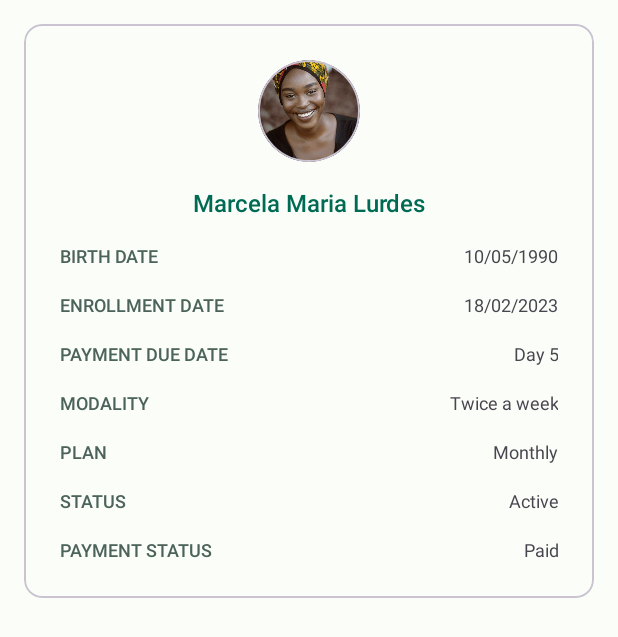
After one commit to mateusvagner/CoreApp, an Android app: the layout fragment_student_detail.xml on its own in the app's theme, with its tools: preview values and no code run, on a phone screen of 412 x 824 dp. The commit adds this screen. Shown: the top 637 px of the screen. Run offline under Robolectric (Android 15) with nearby library versions, the phone set to English and light mode, and no system bars.

Commit message:
feat: create student detail screen

```diff
--- a/app/src/main/java/com/pw3/coreapp/ui/students/allStudents/StudentsFragment.kt
+++ b/app/src/main/java/com/pw3/coreapp/ui/students/allStudents/StudentsFragment.kt
@@ -98,7 +98,7 @@ class StudentsFragment : Fragment() {
 
     private fun navigateToStudentDetailScreen(student: Student) {
         findNavController().navigate(
-            StudentsFragmentDirections.actionStudentsToEditStudentFragment(student)
+            StudentsFragmentDirections.actionStudentsToStudentDetailFragment(student)
         )
     }
 }
--- /dev/null
+++ b/app/src/main/java/com/pw3/coreapp/ui/students/studentDetail/StudentDetailFragment.kt
@@ -0,0 +1,95 @@
+package com.pw3.coreapp.ui.students.studentDetail
+
+import android.os.Bundle
+import android.view.LayoutInflater
+import android.view.Menu
+import android.view.MenuInflater
+import android.view.MenuItem
+import android.view.View
+import android.view.ViewGroup
+import androidx.core.view.MenuProvider
+import androidx.fragment.app.Fragment
+import androidx.fragment.app.viewModels
+import androidx.lifecycle.Lifecycle
+import androidx.navigation.fragment.findNavController
+import androidx.navigation.fragment.navArgs
+import com.pw3.CoreApp.R
+import com.pw3.CoreApp.databinding.FragmentStudentDetailBinding
+import com.pw3.coreapp.ui.util.showDialog
+
+class StudentDetailFragment : Fragment() {
+
+    private var _binding: FragmentStudentDetailBinding? = null
+    private val binding get() = _binding!!
+
+    private val viewModel: StudentDetailViewModel by viewModels()
+
+    private val args: StudentDetailFragmentArgs by navArgs()
+
+    override fun onCreateView(
+        inflater: LayoutInflater, container: ViewGroup?, savedInstanceState: Bundle?
+    ): View {
+        _binding = FragmentStudentDetailBinding.inflate(inflater, container, false)
+        return binding.root
+    }
+
+    override fun onViewCreated(view: View, savedInstanceState: Bundle?) {
+        super.onViewCreated(view, savedInstanceState)
+
+        setupMenu()
+        setupViews()
+    }
+
+    private fun setupMenu() {
+        requireActivity().addMenuProvider(object : MenuProvider {
+            override fun onCreateMenu(menu: Menu, menuInflater: MenuInflater) {
+                menuInflater.inflate(R.menu.student_detail_menu, menu)
+            }
+
+            override fun onMenuItemSelected(menuItem: MenuItem): Boolean {
+                return when (menuItem.itemId) {
+                    R.id.update_student -> {
+                        findNavController().navigate(
+                            StudentDetailFragmentDirections.actionStudentDetailFragmentToEditStudentFragment(
+                                args.student
+                            )
+                        )
+                        return true
+                    }
+
+                    R.id.delete_student -> {
+                        showDialog(
+                            requireContext(),
+                            R.string.delete_student_alert_title,
+                            R.string.delete_student_alert_message,
+                            R.string.delete,
+                            ::deleteStudent
+                        )
+
+                        return true
+                    }
+
+                    else -> false
+                }
+            }
+
+        }, viewLifecycleOwner, Lifecycle.State.RESUMED)
+    }
+
+    private fun deleteStudent() {
+        viewModel.deleteStudent(args.student)
+    }
+
+    private fun setupViews() {
+        val student = args.student
+        binding.textStudentName.text = student.name
+        binding.textBirthday.text = student.birthDate
+        binding.textEnrollmentDate.text = student.enrollmentDate
+        binding.textPaymentDueDate.text =
+            getString(R.string.student_payment_due_day, student.paymentDueDate.orEmpty())
+        binding.textModality.text = student.modality
+        binding.textPlan.text = student.plan
+        binding.textStatus.text = student.status
+        binding.textPaymentStatus.text = student.paymentStatus
+    }
+}
--- /dev/null
+++ b/app/src/main/java/com/pw3/coreapp/ui/students/studentDetail/StudentDetailViewModel.kt
@@ -0,0 +1,17 @@
+package com.pw3.coreapp.ui.students.studentDetail
+
+import androidx.lifecycle.LiveData
+import androidx.lifecycle.MutableLiveData
+import androidx.lifecycle.ViewModel
+import com.pw3.coreapp.model.Student
+import com.pw3.coreapp.ui.util.SingleLiveEventLiveData
+
+class StudentDetailViewModel: ViewModel() {
+
+    private val _isDeleteStudentSucceeded: MutableLiveData<Boolean> = SingleLiveEventLiveData()
+    val isDeleteStudentSucceeded: LiveData<Boolean> = _isDeleteStudentSucceeded
+
+    fun deleteStudent(student: Student) {
+
+    }
+}
--- /dev/null
+++ b/app/src/main/res/layout/fragment_student_detail.xml
@@ -0,0 +1,339 @@
+<?xml version="1.0" encoding="utf-8"?>
+<ScrollView xmlns:android="http://schemas.android.com/apk/res/android"
+    xmlns:app="http://schemas.android.com/apk/res-auto"
+    xmlns:tools="http://schemas.android.com/tools"
+    android:layout_width="match_parent"
+    android:layout_height="match_parent">
+
+    <com.google.android.material.card.MaterialCardView
+        android:layout_width="match_parent"
+        android:layout_height="wrap_content"
+        android:layout_margin="@dimen/spacing_base">
+
+        <androidx.constraintlayout.widget.ConstraintLayout
+            android:layout_width="match_parent"
+            android:layout_height="wrap_content"
+            android:padding="@dimen/spacing_m">
+
+            <com.google.android.material.card.MaterialCardView
+                android:id="@+id/card_image_student"
+                android:layout_width="68dp"
+                android:layout_height="68dp"
+                app:cardCornerRadius="34dp"
+                app:layout_constraintEnd_toEndOf="parent"
+                app:layout_constraintStart_toStartOf="parent"
+                app:layout_constraintTop_toTopOf="parent">
+
+                <ImageView
+                    android:id="@+id/image_student"
+                    android:layout_width="68dp"
+                    android:layout_height="68dp"
+                    android:background="@drawable/background_circle_image"
+                    android:clipToOutline="true"
+                    android:contentDescription="@string/person_image"
+                    android:scaleType="centerCrop"
+                    android:src="@drawable/random_person_1"
+                    app:layout_constraintEnd_toEndOf="parent"
+                    app:layout_constraintStart_toStartOf="parent"
+                    app:layout_constraintTop_toTopOf="parent"
+                    tools:targetApi="s" />
+            </com.google.android.material.card.MaterialCardView>
+
+            <TextView
+                android:id="@+id/text_student_name"
+                style="@style/TextAppearance.AppCompat.Title"
+                android:layout_width="match_parent"
+                android:layout_height="wrap_content"
+                android:layout_marginTop="@dimen/spacing_base"
+                android:textAlignment="center"
+                android:textColor="@color/light_primary"
+                android:textSize="16sp"
+                app:layout_constraintTop_toBottomOf="@id/card_image_student"
+                tools:text="Marcela Maria Lurdes" />
+
+            <androidx.constraintlayout.widget.ConstraintLayout
+                android:id="@+id/layout_birthday"
+                android:layout_width="match_parent"
+                android:layout_height="wrap_content"
+                android:layout_marginTop="@dimen/spacing_base"
+                app:layout_constraintTop_toBottomOf="@id/text_student_name">
+
+                <TextView
+                    android:id="@+id/label_birthday"
+                    style="@style/TextAppearance.AppCompat.Title"
+                    android:layout_width="0dp"
+                    android:layout_height="wrap_content"
+                    android:layout_marginEnd="@dimen/spacing_base"
+                    android:ellipsize="end"
+                    android:gravity="start"
+                    android:maxLines="1"
+                    android:text="@string/student_birth_date_label"
+                    android:textAllCaps="true"
+                    android:textColor="@color/light_secondary"
+                    android:textSize="12sp"
+                    app:layout_constraintEnd_toStartOf="@id/text_birthday"
+                    app:layout_constraintStart_toStartOf="parent"
+                    app:layout_constraintTop_toBottomOf="parent"
+                    app:layout_constraintTop_toTopOf="parent" />
+
+                <TextView
+                    android:id="@+id/text_birthday"
+                    android:layout_width="wrap_content"
+                    android:layout_height="wrap_content"
+                    android:gravity="end"
+                    android:text="@string/student_birth_date_label"
+                    android:textSize="12sp"
+                    app:layout_constraintEnd_toEndOf="parent"
+                    app:layout_constraintStart_toEndOf="@id/label_birthday"
+                    app:layout_constraintTop_toBottomOf="parent"
+                    app:layout_constraintTop_toTopOf="parent"
+                    tools:text="10/05/1990" />
+
+            </androidx.constraintlayout.widget.ConstraintLayout>
+
+            <androidx.constraintlayout.widget.ConstraintLayout
+                android:id="@+id/layout_enrollment_date"
+                android:layout_width="match_parent"
+                android:layout_height="wrap_content"
+                android:layout_marginTop="@dimen/spacing_base"
+                app:layout_constraintTop_toBottomOf="@id/layout_birthday">
+
+                <TextView
+                    android:id="@+id/label_enrollment_date"
+                    style="@style/TextAppearance.AppCompat.Title"
+                    android:layout_width="0dp"
+                    android:layout_height="wrap_content"
+                    android:layout_marginEnd="@dimen/spacing_base"
+                    android:ellipsize="end"
+                    android:gravity="start"
+                    android:maxLines="1"
+                    android:text="@string/student_enrollment_date_label"
+                    android:textAllCaps="true"
+                    android:textColor="@color/light_secondary"
+                    android:textSize="12sp"
+                    app:layout_constraintEnd_toStartOf="@id/text_enrollment_date"
+                    app:layout_constraintStart_toStartOf="parent"
+                    app:layout_constraintTop_toBottomOf="parent"
+                    app:layout_constraintTop_toTopOf="parent" />
+
+                <TextView
+                    android:id="@+id/text_enrollment_date"
+                    android:layout_width="wrap_content"
+                    android:layout_height="wrap_content"
+                    android:gravity="end"
+                    android:text="@string/student_birth_date_label"
+                    android:textSize="12sp"
+                    app:layout_constraintEnd_toEndOf="parent"
+                    app:layout_constraintStart_toEndOf="@id/label_enrollment_date"
+                    app:layout_constraintTop_toBottomOf="parent"
+                    app:layout_constraintTop_toTopOf="parent"
+                    tools:text="18/02/2023" />
+
+            </androidx.constraintlayout.widget.ConstraintLayout>
+
+            <androidx.constraintlayout.widget.ConstraintLayout
+                android:id="@+id/layout_payment_due_date"
+                android:layout_width="match_parent"
+                android:layout_height="wrap_content"
+                android:layout_marginTop="@dimen/spacing_base"
+                app:layout_constraintTop_toBottomOf="@id/layout_enrollment_date">
+
+                <TextView
+                    android:id="@+id/label_payment_due_date"
+                    style="@style/TextAppearance.AppCompat.Title"
+                    android:layout_width="0dp"
+                    android:layout_height="wrap_content"
+                    android:layout_marginEnd="@dimen/spacing_base"
+                    android:ellipsize="end"
+                    android:gravity="start"
+                    android:maxLines="1"
+                    android:text="@string/student_payment_due_date_label"
+                    android:textAllCaps="true"
+                    android:textColor="@color/light_secondary"
+                    android:textSize="12sp"
+                    app:layout_constraintEnd_toStartOf="@id/text_payment_due_date"
+                    app:layout_constraintStart_toStartOf="parent"
+                    app:layout_constraintTop_toBottomOf="parent"
+                    app:layout_constraintTop_toTopOf="parent" />
+
+                <TextView
+                    android:id="@+id/text_payment_due_date"
+                    android:layout_width="wrap_content"
+                    android:layout_height="wrap_content"
+                    android:gravity="end"
+                    android:text="@string/student_birth_date_label"
+                    android:textSize="12sp"
+                    app:layout_constraintEnd_toEndOf="parent"
+                    app:layout_constraintStart_toEndOf="@id/label_payment_due_date"
+                    app:layout_constraintTop_toBottomOf="parent"
+                    app:layout_constraintTop_toTopOf="parent"
+                    tools:text="Day 5" />
+
+            </androidx.constraintlayout.widget.ConstraintLayout>
+
+            <androidx.constraintlayout.widget.ConstraintLayout
+                android:id="@+id/layout_modality"
+                android:layout_width="match_parent"
+                android:layout_height="wrap_content"
+                android:layout_marginTop="@dimen/spacing_base"
+                app:layout_constraintTop_toBottomOf="@id/layout_payment_due_date">
+
+                <TextView
+                    android:id="@+id/label_modality"
+                    style="@style/TextAppearance.AppCompat.Title"
+                    android:layout_width="0dp"
+                    android:layout_height="wrap_content"
+                    android:layout_marginEnd="@dimen/spacing_base"
+                    android:ellipsize="end"
+                    android:gravity="start"
+                    android:maxLines="1"
+                    android:text="@string/student_modality_label"
+                    android:textAllCaps="true"
+                    android:textColor="@color/light_secondary"
+                    android:textSize="12sp"
+                    app:layout_constraintEnd_toStartOf="@id/text_modality"
+                    app:layout_constraintStart_toStartOf="parent"
+                    app:layout_constraintTop_toBottomOf="parent"
+                    app:layout_constraintTop_toTopOf="parent" />
+
+                <TextView
+                    android:id="@+id/text_modality"
+                    android:layout_width="wrap_content"
+                    android:layout_height="wrap_content"
+                    android:gravity="end"
+                    android:text="@string/student_birth_date_label"
+                    android:textSize="12sp"
+                    app:layout_constraintEnd_toEndOf="parent"
+                    app:layout_constraintStart_toEndOf="@id/label_modality"
+                    app:layout_constraintTop_toBottomOf="parent"
+                    app:layout_constraintTop_toTopOf="parent"
+                    tools:text="Twice a week" />
+
+            </androidx.constraintlayout.widget.ConstraintLayout>
+
+            <androidx.constraintlayout.widget.ConstraintLayout
+                android:id="@+id/layout_plan"
+                android:layout_width="match_parent"
+                android:layout_height="wrap_content"
+                android:layout_marginTop="@dimen/spacing_base"
+                app:layout_constraintTop_toBottomOf="@id/layout_modality">
+
+                <TextView
+                    android:id="@+id/label_plan"
+                    style="@style/TextAppearance.AppCompat.Title"
+                    android:layout_width="0dp"
+                    android:layout_height="wrap_content"
+                    android:layout_marginEnd="@dimen/spacing_base"
+                    android:ellipsize="end"
+                    android:gravity="start"
+                    android:maxLines="1"
+                    android:text="@string/student_plan_label"
+                    android:textAllCaps="true"
+                    android:textColor="@color/light_secondary"
+                    android:textSize="12sp"
+                    app:layout_constraintEnd_toStartOf="@id/text_plan"
+                    app:layout_constraintStart_toStartOf="parent"
+                    app:layout_constraintTop_toBottomOf="parent"
+                    app:layout_constraintTop_toTopOf="parent" />
+
+                <TextView
+                    android:id="@+id/text_plan"
+                    android:layout_width="wrap_content"
+                    android:layout_height="wrap_content"
+                    android:gravity="end"
+                    android:text="@string/student_birth_date_label"
+                    android:textSize="12sp"
+                    app:layout_constraintEnd_toEndOf="parent"
+                    app:layout_constraintStart_toEndOf="@id/label_plan"
+                    app:layout_constraintTop_toBottomOf="parent"
+                    app:layout_constraintTop_toTopOf="parent"
+                    tools:text="Monthly" />
+
+            </androidx.constraintlayout.widget.ConstraintLayout>
+
+            <androidx.constraintlayout.widget.ConstraintLayout
+                android:id="@+id/layout_status"
+                android:layout_width="match_parent"
+                android:layout_height="wrap_content"
+                android:layout_marginTop="@dimen/spacing_base"
+                app:layout_constraintTop_toBottomOf="@id/layout_plan">
+
+                <TextView
+                    android:id="@+id/label_status"
+                    style="@style/TextAppearance.AppCompat.Title"
+                    android:layout_width="0dp"
+                    android:layout_height="wrap_content"
+                    android:layout_marginEnd="@dimen/spacing_base"
+                    android:ellipsize="end"
+                    android:gravity="start"
+                    android:maxLines="1"
+                    android:text="@string/student_status_label"
+                    android:textAllCaps="true"
+                    android:textColor="@color/light_secondary"
+                    android:textSize="12sp"
+                    app:layout_constraintEnd_toStartOf="@id/text_status"
+                    app:layout_constraintStart_toStartOf="parent"
+                    app:layout_constraintTop_toBottomOf="parent"
+                    app:layout_constraintTop_toTopOf="parent" />
+
+                <TextView
+                    android:id="@+id/text_status"
+                    android:layout_width="wrap_content"
+                    android:layout_height="wrap_content"
+                    android:gravity="end"
+                    android:text="@string/student_birth_date_label"
+                    android:textSize="12sp"
+                    app:layout_constraintEnd_toEndOf="parent"
+                    app:layout_constraintStart_toEndOf="@id/label_status"
+                    app:layout_constraintTop_toBottomOf="parent"
+                    app:layout_constraintTop_toTopOf="parent"
+                    tools:text="Active" />
+
+            </androidx.constraintlayout.widget.ConstraintLayout>
+
+            <androidx.constraintlayout.widget.ConstraintLayout
+                android:id="@+id/layout_payment_status"
+                android:layout_width="match_parent"
+                android:layout_height="wrap_content"
+                android:layout_marginTop="@dimen/spacing_base"
+                app:layout_constraintTop_toBottomOf="@id/layout_status">
+
+                <TextView
+                    android:id="@+id/label_payment_status"
+                    style="@style/TextAppearance.AppCompat.Title"
+                    android:layout_width="0dp"
+                    android:layout_height="wrap_content"
+                    android:layout_marginEnd="@dimen/spacing_base"
+                    android:ellipsize="end"
+                    android:gravity="start"
+                    android:maxLines="1"
+                    android:text="@string/student_payment_status_label"
+                    android:textAllCaps="true"
+                    android:textColor="@color/light_secondary"
+                    android:textSize="12sp"
+                    app:layout_constraintEnd_toStartOf="@id/text_payment_status"
+                    app:layout_constraintStart_toStartOf="parent"
+                    app:layout_constraintTop_toBottomOf="parent"
+                    app:layout_constraintTop_toTopOf="parent" />
+
+                <TextView
+                    android:id="@+id/text_payment_status"
+                    android:layout_width="wrap_content"
+                    android:layout_height="wrap_content"
+                    android:gravity="end"
+                    android:text="@string/student_birth_date_label"
+                    android:textSize="12sp"
+                    app:layout_constraintEnd_toEndOf="parent"
+                    app:layout_constraintStart_toEndOf="@id/label_payment_status"
+                    app:layout_constraintTop_toBottomOf="parent"
+                    app:layout_constraintTop_toTopOf="parent"
+                    tools:text="Paid" />
+
+            </androidx.constraintlayout.widget.ConstraintLayout>
+
+
+        </androidx.constraintlayout.widget.ConstraintLayout>
+
+    </com.google.android.material.card.MaterialCardView>
+
+</ScrollView>
--- a/app/src/main/res/layout/fragment_students.xml
+++ b/app/src/main/res/layout/fragment_students.xml
@@ -97,8 +97,8 @@
         android:id="@+id/add_student_button"
         android:layout_width="wrap_content"
         android:layout_height="wrap_content"
-        android:layout_marginEnd="24dp"
-        android:layout_marginBottom="24dp"
+        android:layout_marginEnd="@dimen/spacing_base"
+        android:layout_marginBottom="@dimen/spacing_base"
         android:backgroundTint="@color/light_primary"
         android:contentDescription="@string/student_add_button"
         android:src="@drawable/ic_add"
--- a/app/src/main/res/layout/layout_all_students_item.xml
+++ b/app/src/main/res/layout/layout_all_students_item.xml
@@ -35,7 +35,7 @@
                     android:clipToOutline="true"
                     android:contentDescription="@string/person_image"
                     android:scaleType="centerCrop"
-                    android:src="@drawable/random_person_2"
+                    android:src="@drawable/random_person_4"
                     app:layout_constraintEnd_toEndOf="parent"
                     app:layout_constraintStart_toStartOf="parent"
                     app:layout_constraintTop_toTopOf="parent"
--- /dev/null
+++ b/app/src/main/res/menu/student_detail_menu.xml
@@ -0,0 +1,15 @@
+<?xml version="1.0" encoding="utf-8"?>
+<menu xmlns:android="http://schemas.android.com/apk/res/android"
+    xmlns:app="http://schemas.android.com/apk/res-auto">
+    <item
+        android:id="@+id/update_student"
+        android:orderInCategory="1"
+        android:title="@string/update"
+        app:showAsAction="never" />
+
+    <item
+        android:id="@+id/delete_student"
+        android:orderInCategory="2"
+        android:title="@string/delete"
+        app:showAsAction="never" />
+</menu>
--- a/app/src/main/res/navigation/mobile_navigation.xml
+++ b/app/src/main/res/navigation/mobile_navigation.xml
@@ -32,8 +32,8 @@
             android:id="@+id/action_students_to_newStudentFragment"
             app:destination="@id/newStudentFragment" />
         <action
-            android:id="@+id/action_students_to_editStudentFragment"
-            app:destination="@id/editStudentFragment" />
+            android:id="@+id/action_students_to_studentDetailFragment"
+            app:destination="@id/studentDetailFragment" />
     </fragment>
 
     <fragment
@@ -82,4 +82,17 @@
             app:argType="com.pw3.coreapp.model.Student" />
     </fragment>
 
+    <fragment
+        android:id="@+id/studentDetailFragment"
+        android:name="com.pw3.coreapp.ui.students.studentDetail.StudentDetailFragment"
+        android:label="@string/title_student_detail"
+        tools:layout="@layout/fragment_student_detail">
+        <argument
+            android:name="student"
+            app:argType="com.pw3.coreapp.model.Student" />
+        <action
+            android:id="@+id/action_studentDetailFragment_to_editStudentFragment"
+            app:destination="@id/editStudentFragment" />
+    </fragment>
+
 </navigation>
--- a/app/src/main/res/values/dimens.xml
+++ b/app/src/main/res/values/dimens.xml
@@ -11,7 +11,7 @@
     <dimen name="spacing_m">24dp</dimen>
     <dimen name="spacing_l">36dp</dimen>
     <dimen name="spacing_xl">48dp</dimen>
-    <dimen name="spacing_xxl">56</dimen>
+    <dimen name="spacing_xxl">56dp</dimen>
 
     <!-- Size -->
     <dimen name="icon_base">24dp</dimen>
--- a/app/src/main/res/values/strings.xml
+++ b/app/src/main/res/values/strings.xml
@@ -10,6 +10,7 @@
     <string name="title_login">Login</string>
     <string name="title_new_student">New Student</string>
     <string name="title_edit_student">Edit Student</string>
+    <string name="title_student_detail">Student Detail</string>
 
     <!-- Action -->
     <string name="cancel">Cancel</string>
@@ -17,6 +18,7 @@
     <string name="save">Save</string>
     <string name="close">Close</string>
     <string name="update">Update</string>
+    <string name="delete">Delete</string>
 
     <!-- Alerts -->
     <string name="create_account_failed_title">Something went wrong</string>
@@ -31,6 +33,8 @@
     <string name="get_all_students_failed_title">Error getting all students</string>
     <string name="update_student_alert_title">Update Student</string>
     <string name="update_student_alert_message">By clicking SAVE you will update the current student.</string>
+    <string name="delete_student_alert_title">Delete Student</string>
+    <string name="delete_student_alert_message">By clicking DELETE AVE you will permanently delete the current student.</string>
 
     <!-- User -->
     <string name="password">Password</string>
```
Also changed, not shown: app/src/main/res/layout/layout_birthday_item.xml (+0 -14 lines).
